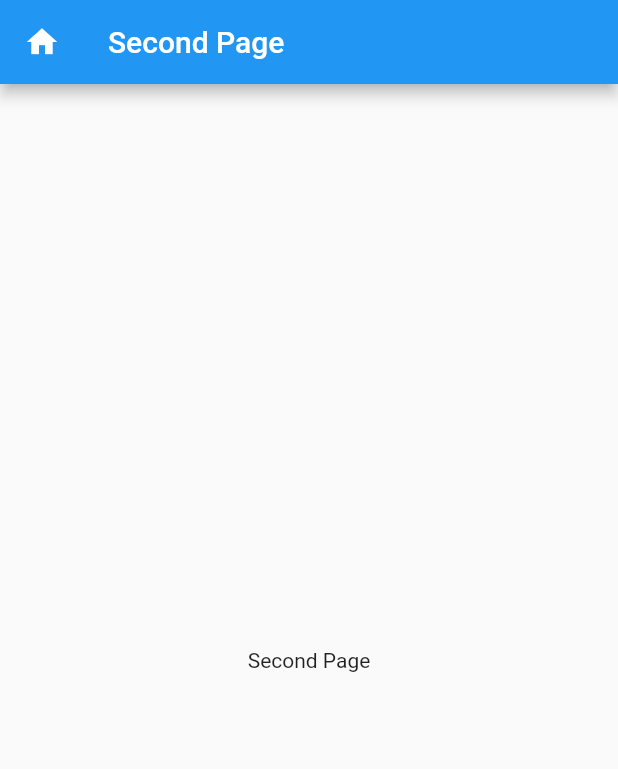
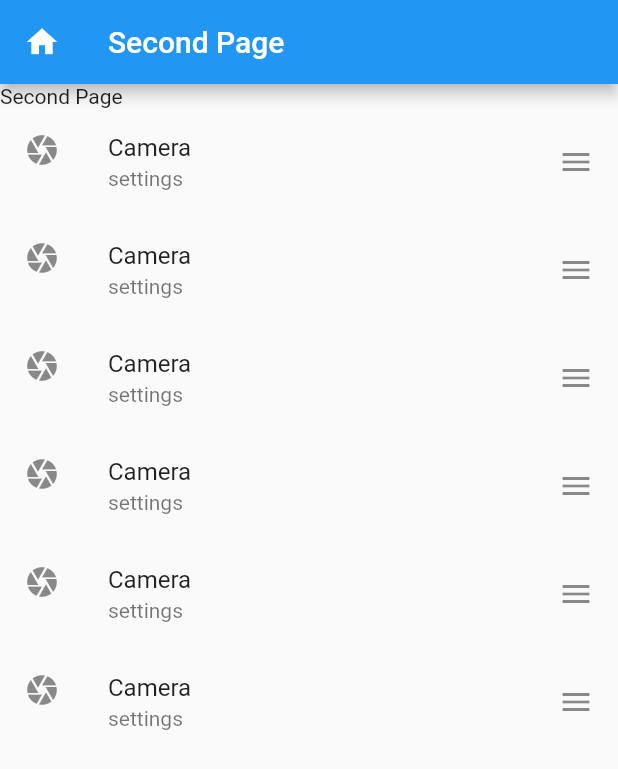
Before and after one commit to Chathura99/Flutter-NavigationandRoutes, a Flutter app: the SecondPage screen opened by its route, on a phone screen of 412 x 824 dp. Shown: the top 769 px of the screen. Run offline on Flutter 3.47's test engine with Material 2 defaults, Android fonts, the phone set to English and light mode, and no system bars.

Commit message:
ListView

```diff
--- a/lib/screens/second_page.dart
+++ b/lib/screens/second_page.dart
@@ -3,30 +3,65 @@ import 'package:stu_management/screens/home_page.dart';
 
 class SecondPage extends StatelessWidget {
   const SecondPage({Key? key}) : super(key: key);
-
   @override
   Widget build(BuildContext context) {
     return Scaffold(
       appBar: AppBar(
-         title: const Text('Second Page'),
-         leading: IconButton(
+        title: const Text('Second Page'),
+        leading: IconButton(
           icon: const Icon(Icons.home),
-          onPressed:(){
-            Navigator.pop(context,const MyHomePage(title: ""));
-          } ,
+          onPressed: () {
+            Navigator.pop(context, const MyHomePage(title: ""));
+          },
+        ),
+      ),
+      body: ListView(
+        // scrollDirection:Axis.vertical,
+        children: [
+          Text("Second Page"),
+          ListTile(
+            leading: Icon(Icons.camera),
+            title: Text("Camera"),
+            subtitle: Text("settings"),
+            trailing: Icon(Icons.menu) ,
+            onTap: (){},
           ),
-      ),
-      body: Center(
-
-        child: Column(
-
-          mainAxisAlignment: MainAxisAlignment.center,
-          children: const <Widget>[
-            Text(
-              'Second Page',
-            ),
+          ListTile(
+            leading: Icon(Icons.camera),
+            title: Text("Camera"),
+            subtitle: Text("settings"),
+            trailing: Icon(Icons.menu) ,
+            onTap: (){},
+          ),
+          ListTile(
+            leading: Icon(Icons.camera),
+            title: Text("Camera"),
+            subtitle: Text("settings"),
+            trailing: Icon(Icons.menu) ,
+            onTap: (){},
+          ),
+          ListTile(
+            leading: Icon(Icons.camera),
+            title: Text("Camera"),
+            subtitle: Text("settings"),
+            trailing: Icon(Icons.menu) ,
+            onTap: (){},
+          ),
+          ListTile(
+            leading: Icon(Icons.camera),
+            title: Text("Camera"),
+            subtitle: Text("settings"),
+            trailing: Icon(Icons.menu) ,
+            onTap: (){},
+          ),
+          ListTile(
+            leading: Icon(Icons.camera),
+            title: Text("Camera"),
+            subtitle: Text("settings"),
+            trailing: Icon(Icons.menu) ,
+            onTap: (){},
+          ),
           ],
-        ),
       ),
     );
   }
```
